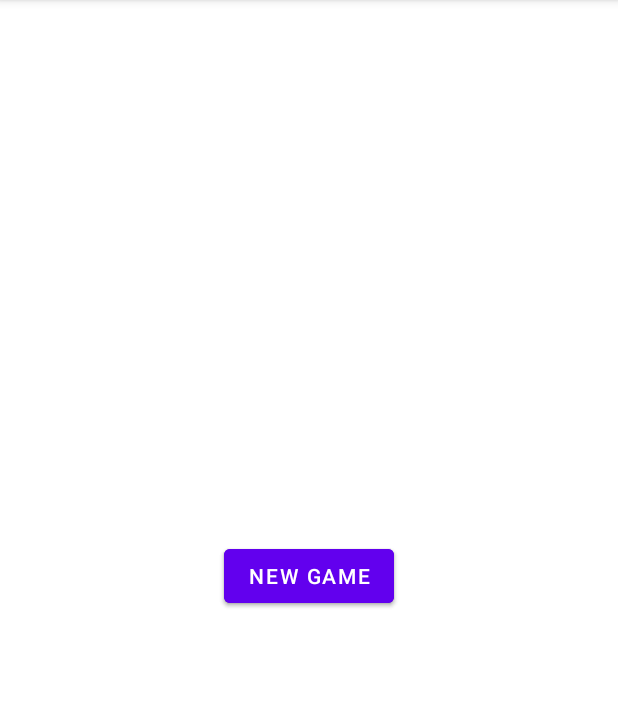
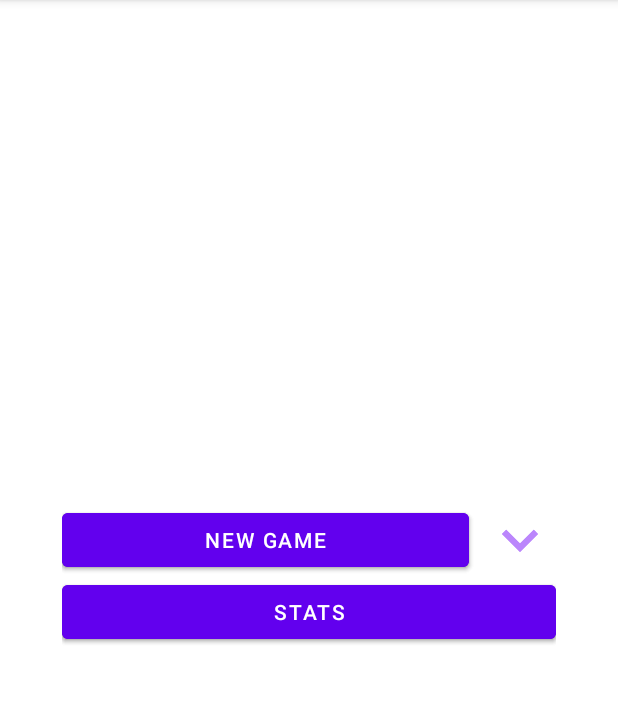
Before and after one commit to reosfire/Minesweeper, an Android app: the screen it shows after launch (MainActivity), on a phone screen of 412 x 824 dp, the part 84-787 px from its top. Run offline under Robolectric (Android 15) with nearby library versions, the phone set to English and light mode, and no system bars.

Commit message:
Settings

```diff
--- a/app/src/main/java/ru/reosfire/minesweeper/fragments/GameFragment.kt
+++ b/app/src/main/java/ru/reosfire/minesweeper/fragments/GameFragment.kt
@@ -14,7 +14,7 @@ import ru.reosfire.minesweeper.game.OpenResult
 
 class GameFragment: Fragment() {
     companion object {
-        private val SETTINGS_KEY = "game_settings"
+        private const val SETTINGS_KEY = "game_settings"
 
         fun create(settings: GameSettings): GameFragment {
             return GameFragment().apply {
--- a/app/src/main/java/ru/reosfire/minesweeper/fragments/MainFragment.kt
+++ b/app/src/main/java/ru/reosfire/minesweeper/fragments/MainFragment.kt
@@ -7,17 +7,30 @@ import android.view.ViewGroup
 import androidx.fragment.app.Fragment
 import ru.reosfire.minesweeper.R
 import ru.reosfire.minesweeper.databinding.FragmentMainBinding
+import ru.reosfire.minesweeper.fragments.dialogs.GameSettingsDialog
 import ru.reosfire.minesweeper.game.GameSettings
 
 class MainFragment: Fragment() {
     private lateinit var binding: FragmentMainBinding
+    private lateinit var settings: GameSettings
     override fun onCreateView(inflater: LayoutInflater, container: ViewGroup?, savedInstanceState: Bundle?): View {
         binding = FragmentMainBinding.inflate(inflater, container, false)
+
+        settings = GameSettings(10, 15, 20)
+
         binding.newGameButton.setOnClickListener {
             parentFragmentManager.beginTransaction()
-                .addToBackStack("ABOBA")
-                .add(R.id.fragmentContainer, GameFragment.create(GameSettings(10, 15, 20)))
+                .addToBackStack(null)
+                .add(R.id.fragmentContainer, GameFragment.create(settings))
                 .commit()
+        }
+
+        binding.gameSettingsButton.setOnClickListener {
+            val dialog = GameSettingsDialog.create(settings)
+            dialog.setResultListener {
+                settings = it
+            }
+            dialog.show(parentFragmentManager, "TAGTAG")
         }
 
         return binding.root
--- /dev/null
+++ b/app/src/main/res/drawable/baseline_keyboard_arrow_down_24.xml
@@ -0,0 +1,5 @@
+<vector android:height="48dp" android:tint="#000000"
+    android:viewportHeight="24" android:viewportWidth="24"
+    android:width="48dp" xmlns:android="http://schemas.android.com/apk/res/android">
+    <path android:fillColor="@android:color/white" android:pathData="M7.41,8.59L12,13.17l4.59,-4.58L18,10l-6,6 -6,-6 1.41,-1.41z"/>
+</vector>
--- a/app/src/main/res/layout/fragment_game.xml
+++ b/app/src/main/res/layout/fragment_game.xml
@@ -28,6 +28,9 @@
             android:id="@+id/flagCheckbox"
             android:layout_width="wrap_content"
             android:layout_height="wrap_content"
+            android:scaleY="1.5"
+            android:scaleX="1.5"
+            android:layout_marginBottom="10dp"
             app:layout_constraintStart_toStartOf="parent"
             app:layout_constraintEnd_toEndOf="parent"
             app:layout_constraintBottom_toBottomOf="parent"/>
--- a/app/src/main/res/layout/fragment_main.xml
+++ b/app/src/main/res/layout/fragment_main.xml
@@ -2,13 +2,51 @@
 <androidx.constraintlayout.widget.ConstraintLayout xmlns:android="http://schemas.android.com/apk/res/android"
                                                    xmlns:app="http://schemas.android.com/apk/res-auto" xmlns:tools="http://schemas.android.com/tools" android:layout_width="match_parent"
                                                    android:layout_height="match_parent">
-
-    <Button android:id="@+id/newGameButton"
-            android:text="@string/newGameButton"
-            android:layout_width="wrap_content"
+    <androidx.constraintlayout.widget.ConstraintLayout
+            android:layout_width="0dp"
             android:layout_height="wrap_content"
+            app:layout_constraintWidth_percent="0.8"
             app:layout_constraintTop_toTopOf="parent"
             app:layout_constraintBottom_toBottomOf="parent"
             app:layout_constraintStart_toStartOf="parent"
-            app:layout_constraintEnd_toEndOf="parent"/>
+            app:layout_constraintEnd_toEndOf="parent">
+
+        <Button
+                android:id="@+id/newGameButton"
+                android:text="@string/newGameButton"
+                android:layout_width="0dp"
+                android:layout_height="wrap_content"
+                app:layout_constraintTop_toTopOf="parent"
+                app:layout_constraintStart_toStartOf="parent"
+                android:layout_marginEnd="10dp"
+                app:layout_constraintEnd_toStartOf="@id/gameSettingsButton"/>
+
+        <ImageButton
+                android:id="@+id/gameSettingsButton"
+                android:background="@drawable/baseline_keyboard_arrow_down_24"
+                android:backgroundTint="@color/purple_200"
+                android:contentDescription="@string/openGameSettings"
+                android:layout_width="wrap_content"
+                android:layout_height="wrap_content"
+                app:layout_constraintTop_toTopOf="parent"
+                app:layout_constraintEnd_toEndOf="parent"/>
+
+        <androidx.recyclerview.widget.RecyclerView
+                android:id="@+id/gamesList"
+                android:text="@string/statsButton"
+                android:layout_width="0dp"
+                android:layout_height="wrap_content"
+                app:layout_constraintTop_toBottomOf="@id/newGameButton"
+                app:layout_constraintStart_toStartOf="parent"
+                android:layout_marginEnd="10dp"/>
+
+        <Button android:id="@+id/statsButton"
+                android:text="@string/statsButton"
+                android:layout_width="0dp"
+                android:layout_height="wrap_content"
+                app:layout_constraintTop_toBottomOf="@id/gamesList"
+                app:layout_constraintStart_toStartOf="parent"
+                app:layout_constraintEnd_toEndOf="parent"/>
+
+    </androidx.constraintlayout.widget.ConstraintLayout>
 </androidx.constraintlayout.widget.ConstraintLayout>
--- a/app/src/main/res/values/strings.xml
+++ b/app/src/main/res/values/strings.xml
@@ -1,4 +1,11 @@
 <resources>
     <string name="app_name">Minesweeper</string>
     <string name="newGameButton">New game</string>
+    <string name="statsButton">stats</string>
+    <string name="openGameSettings">open game settings</string>
+    <string name="height_label">Height:</string>
+    <string name="widthLabel">Width:</string>
+    <string name="mines_label">Mines:</string>
+    <string name="ok_button">OK</string>
+    <string name="cancel_button">Cancel</string>
 </resources>
```
Also changed, not shown: app/src/main/java/ru/reosfire/minesweeper/fragments/dialogs/GameSettingsDialog.kt (added, +98 -0 lines), app/src/main/res/layout/fragment_game_settings_dialog.xml (added, +112 -0 lines).
